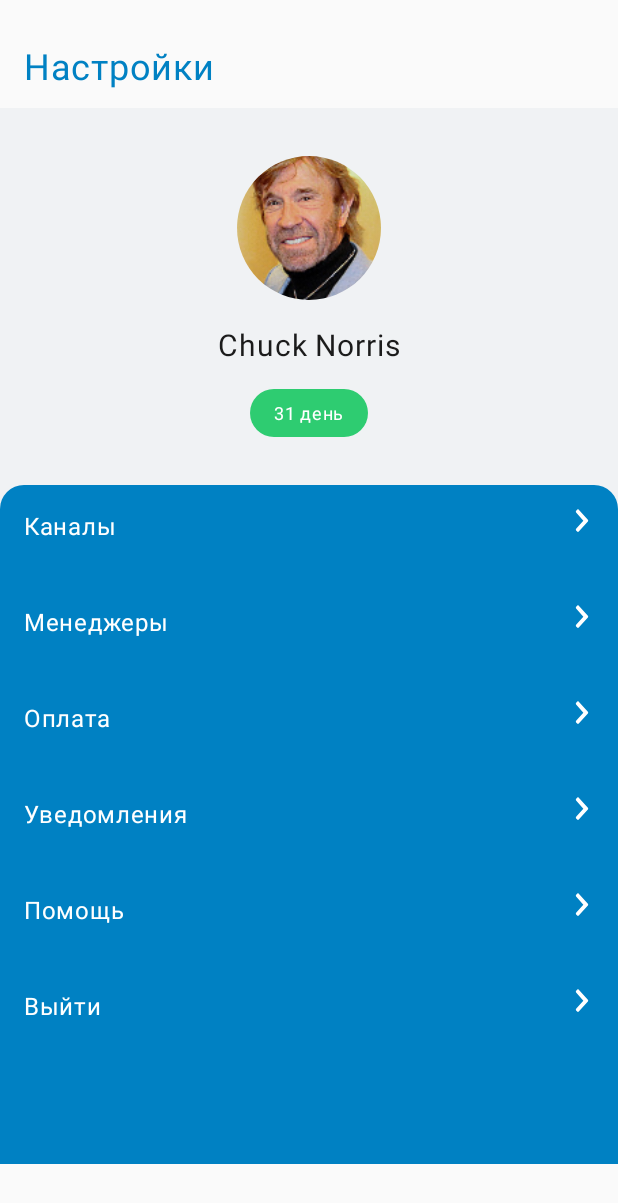
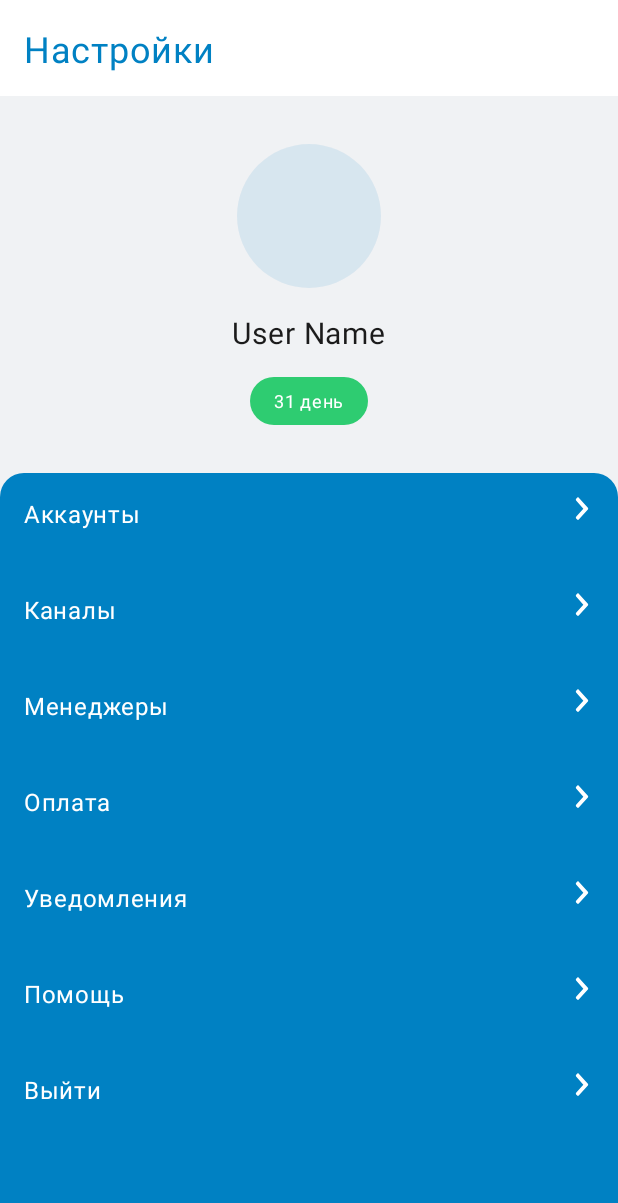
Before and after one commit to aaevseev/ColibriPost, an Android app: the fragment SettingsFragment placed in its activity, on a phone screen of 412 x 824 dp. Shown: the top 1203 px of the screen. Run offline under Robolectric (Android 15) with nearby library versions, the phone set to English and light mode, and no system bars; pictures from the network do not load.

Commit message:
Сделал CoordinatorLayout OnItemClickListener перенес в адаптер Добавил binding в SettingsAdapter

```diff
--- a/app/src/main/java/ru/teamdroid/colibripost/common/Extension.kt
+++ /dev/null
@@ -1,25 +0,0 @@
-package ru.teamdroid.colibripost.common
-
-import android.view.View
-import androidx.recyclerview.widget.RecyclerView
-
-interface OnItemClickListener {
-    fun onItemClicked(position: Int)
-}
-
-fun RecyclerView.addOnItemClickListener(onClickListener: OnItemClickListener) {
-    this.addOnChildAttachStateChangeListener(object :
-        RecyclerView.OnChildAttachStateChangeListener {
-        override fun onChildViewDetachedFromWindow(view: View) {
-            view.setOnClickListener(null)
-        }
-
-        override fun onChildViewAttachedToWindow(view: View) {
-            val holder = getChildViewHolder(view)
-            view.setOnClickListener {
-                onClickListener.onItemClicked(holder.adapterPosition)
-            }
-        }
-
-    })
-}
--- a/app/src/main/java/ru/teamdroid/colibripost/presentation/ui/settings/SettingsAdapter.kt
+++ b/app/src/main/java/ru/teamdroid/colibripost/presentation/ui/settings/SettingsAdapter.kt
@@ -1,26 +1,30 @@
 package ru.teamdroid.colibripost.presentation.ui.settings
 
 import android.view.LayoutInflater
-import android.view.View
 import android.view.ViewGroup
 import androidx.recyclerview.widget.RecyclerView
-import kotlinx.android.synthetic.main.item_setting_menu.view.*
-import ru.teamdroid.colibripost.R
+import ru.teamdroid.colibripost.databinding.ItemSettingMenuBinding
 
-class SettingsAdapter : RecyclerView.Adapter<SettingsAdapter.SettingsMenuViewHolder>() {
+class SettingsAdapter(var onItemClickListener: (position: Int) -> Unit) :
+    RecyclerView.Adapter<SettingsAdapter.SettingsMenuViewHolder>() {
+
+    private var _binding: ItemSettingMenuBinding? = null
+    private val binding: ItemSettingMenuBinding
+        get() = _binding!!
 
     private val items = arrayListOf<String>()
 
     override fun getItemCount() = items.size
 
     override fun onCreateViewHolder(parent: ViewGroup, viewType: Int): SettingsMenuViewHolder {
-        val view =
-            LayoutInflater.from(parent.context).inflate(R.layout.item_setting_menu, parent, false)
-        return SettingsMenuViewHolder(view)
+        _binding =
+            ItemSettingMenuBinding.inflate(LayoutInflater.from(parent.context), parent, false)
+        return SettingsMenuViewHolder(binding)
     }
 
     override fun onBindViewHolder(holder: SettingsMenuViewHolder, position: Int) {
-        holder.itemView.tv_item_settings_menu_name.text = items[position]
+        binding.root.setOnClickListener { onItemClickListener.invoke(position) }
+        binding.tvItemSettingsMenuName.text = items[position]
     }
 
     fun addItem(menu: Array<String>) {
@@ -28,5 +32,11 @@ class SettingsAdapter : RecyclerView.Adapter<SettingsAdapter.SettingsMenuViewHol
         items.addAll(menu)
     }
 
-    class SettingsMenuViewHolder(view: View) : RecyclerView.ViewHolder(view)
+    override fun onDetachedFromRecyclerView(recyclerView: RecyclerView) {
+        super.onDetachedFromRecyclerView(recyclerView)
+        _binding = null
+    }
+
+    inner class SettingsMenuViewHolder(binding: ItemSettingMenuBinding) :
+        RecyclerView.ViewHolder(binding.root)
 }
--- a/app/src/main/java/ru/teamdroid/colibripost/presentation/ui/settings/SettingsFragment.kt
+++ b/app/src/main/java/ru/teamdroid/colibripost/presentation/ui/settings/SettingsFragment.kt
@@ -10,18 +10,18 @@ import android.widget.Toast
 import androidx.recyclerview.widget.LinearLayoutManager
 import com.bumptech.glide.Glide
 import ru.teamdroid.colibripost.R
-import ru.teamdroid.colibripost.common.OnItemClickListener
-import ru.teamdroid.colibripost.common.addOnItemClickListener
 import ru.teamdroid.colibripost.databinding.FragmentSettingsBinding
 
 class SettingsFragment : Fragment() {
 
+    private val userName = "User Name"
+    private val userSubscription = 31
+    private val userImage =
+        "https://i.pinimg.com/474x/93/42/ac/9342acf190a62b5f03e6d78e2e79c43b.jpg"
+
     private var _binding: FragmentSettingsBinding? = null
     private val binding: FragmentSettingsBinding
         get() = _binding!!
-
-    private val userName = "Chuck Norris"
-    private val userSubscription = 31
 
     private lateinit var settingsAdapter: SettingsAdapter
 
@@ -32,16 +32,14 @@ class SettingsFragment : Fragment() {
     ): View? {
         _binding = FragmentSettingsBinding.inflate(inflater, container, false)
 
-        settingsAdapter = SettingsAdapter()
+        settingsAdapter = SettingsAdapter(onItemClickListener = {
+            Toast.makeText(activity, "Pressed menu $it", Toast.LENGTH_SHORT).show()
+        })
+
         settingsAdapter.addItem(requireActivity().resources.getStringArray(R.array.settings_menu))
         with(binding.rvSettingsMenu) {
             layoutManager = LinearLayoutManager(activity, LinearLayoutManager.VERTICAL, false)
             adapter = settingsAdapter
-            addOnItemClickListener(object : OnItemClickListener {
-                override fun onItemClicked(position: Int) {
-                    Toast.makeText(activity, "Pressed menu $position", Toast.LENGTH_SHORT).show()
-                }
-            })
         }
 
         return binding.root
@@ -51,7 +49,7 @@ class SettingsFragment : Fragment() {
         super.onViewCreated(view, savedInstanceState)
 
         Glide.with(this)
-            .load(R.drawable.chuck_norris)
+            .load(userImage)
             .placeholder(R.drawable.user_image_placeholder)
             .fitCenter()
             .circleCrop()
--- /dev/null
+++ b/app/src/main/res/drawable/ic_account.xml
@@ -0,0 +1,11 @@
+<?xml version="1.0" encoding="utf-8"?>
+<vector xmlns:android="http://schemas.android.com/apk/res/android"
+    android:width="24dp"
+    android:height="24dp"
+    android:viewportWidth="24"
+    android:viewportHeight="24">
+
+    <path
+        android:fillColor="@android:color/white"
+        android:pathData="M11.2394 10.8953C10.2108 10.8953 9.71618 11.4688 8.02812 11.4688C6.34007 11.4688 5.84906 10.8953 4.81687 10.8953C2.15756 10.8953 0 13.0529 0 15.7122V16.6297C0 17.5794 0.770557 18.35 1.72031 18.35H14.3359C15.2857 18.35 16.0562 17.5794 16.0562 16.6297V15.7122C16.0562 13.0529 13.8987 10.8953 11.2394 10.8953ZM14.3359 16.6297H1.72031V15.7122C1.72031 14.0062 3.1109 12.6156 4.81687 12.6156C5.34014 12.6156 6.18954 13.1891 8.02812 13.1891C9.88104 13.1891 10.7125 12.6156 11.2394 12.6156C12.9454 12.6156 14.3359 14.0062 14.3359 15.7122V16.6297ZM8.02812 10.3219C10.8774 10.3219 13.1891 8.01021 13.1891 5.16094C13.1891 2.31167 10.8774 0 8.02812 0C5.17886 0 2.86719 2.31167 2.86719 5.16094C2.86719 8.01021 5.17886 10.3219 8.02812 10.3219ZM8.02812 1.72031C9.92405 1.72031 11.4688 3.26501 11.4688 5.16094C11.4688 7.05687 9.92405 8.60156 8.02812 8.60156C6.1322 8.60156 4.5875 7.05687 4.5875 5.16094C4.5875 3.26501 6.1322 1.72031 8.02812 1.72031Z" />
+</vector>
--- a/app/src/main/res/layout/fragment_settings.xml
+++ b/app/src/main/res/layout/fragment_settings.xml
@@ -1,21 +1,22 @@
 <?xml version="1.0" encoding="utf-8"?>
-<androidx.constraintlayout.widget.ConstraintLayout xmlns:android="http://schemas.android.com/apk/res/android"
+<androidx.coordinatorlayout.widget.CoordinatorLayout xmlns:android="http://schemas.android.com/apk/res/android"
     xmlns:app="http://schemas.android.com/apk/res-auto"
     xmlns:tools="http://schemas.android.com/tools"
     android:layout_width="match_parent"
     android:layout_height="match_parent"
+    android:fitsSystemWindows="true"
     tools:context=".presentation.ui.settings.SettingsFragment">
 
-    <com.google.android.material.textview.MaterialTextView
-        android:id="@+id/tv_settings_fragment_title"
-        style="@style/fragmentTitleStyle"
-        android:layout_marginStart="@dimen/margin_normal"
-        android:layout_marginTop="@dimen/margin_normal"
-        android:gravity="center_vertical"
-        android:lineSpacingExtra="3sp"
-        android:text="@string/settings_fragment_title"
-        app:layout_constraintStart_toStartOf="parent"
-        app:layout_constraintTop_toTopOf="parent" />
+    <com.google.android.material.appbar.AppBarLayout
+        android:layout_width="match_parent"
+        android:layout_height="wrap_content"
+        android:fitsSystemWindows="true">
+
+        <com.google.android.material.appbar.CollapsingToolbarLayout
+            android:layout_width="match_parent"
+            android:layout_height="match_parent"
+            app:layout_scrollFlags="scroll|exitUntilCollapsed"
+            android:fitsSystemWindows="true">
 
             <LinearLayout
                 android:id="@+id/layout_user_info"
@@ -23,7 +24,19 @@
                 android:layout_height="wrap_content"
                 android:background="@color/user_info_background_color"
                 android:orientation="vertical"
+                app:layout_collapseMode="parallax"
                 app:layout_constraintTop_toBottomOf="@+id/tv_settings_fragment_title">
+
+                <com.google.android.material.textview.MaterialTextView
+                    android:id="@+id/tv_settings_fragment_title"
+                    style="@style/fragmentTitleStyle"
+                    android:paddingStart="@dimen/margin_normal"
+                    android:paddingTop="@dimen/margin_normal"
+                    android:paddingBottom="@dimen/margin_normal"
+                    android:gravity="center_vertical"
+                    android:lineSpacingExtra="3sp"
+                    app:layout_collapseMode="pin"
+                    android:text="@string/settings_fragment_title" />
 
                 <ImageView
                     android:id="@+id/iv_user_image"
@@ -58,15 +71,16 @@
                     android:paddingEnd="@dimen/margin_normal"
                     tools:text="31 день" />
             </LinearLayout>
+        </com.google.android.material.appbar.CollapsingToolbarLayout>
+    </com.google.android.material.appbar.AppBarLayout>
 
     <androidx.recyclerview.widget.RecyclerView
         android:id="@+id/rv_settings_menu"
         android:layout_width="match_parent"
-        android:layout_height="0dp"
-        android:layout_marginBottom="@dimen/margin_large"
+        android:layout_height="match_parent"
+        android:layout_marginBottom="@dimen/margin_extra_large"
+        android:layout_marginTop="@dimen/negative_translation"
         android:background="@drawable/settings_menu_background"
-        android:translationY="@dimen/negative_translation"
-        app:layout_constraintBottom_toBottomOf="parent"
-        app:layout_constraintTop_toBottomOf="@+id/layout_user_info"
+        app:layout_behavior="@string/appbar_scrolling_view_behavior"
         tools:listitem="@layout/item_setting_menu" />
-</androidx.constraintlayout.widget.ConstraintLayout>
+</androidx.coordinatorlayout.widget.CoordinatorLayout>
--- a/app/src/main/res/layout/item_setting_menu.xml
+++ b/app/src/main/res/layout/item_setting_menu.xml
@@ -4,7 +4,7 @@
     android:layout_height="@dimen/settings_menu_item_height"
     xmlns:tools="http://schemas.android.com/tools"
     xmlns:app="http://schemas.android.com/apk/res-auto"
-    android:orientation="horizontal">
+    android:background="?selectableItemBackground">
 
     <com.google.android.material.textview.MaterialTextView
         android:id="@+id/tv_item_settings_menu_name"
--- a/app/src/main/res/values/dimens.xml
+++ b/app/src/main/res/values/dimens.xml
@@ -1,5 +1,6 @@
 <?xml version="1.0" encoding="utf-8"?>
 <resources>
+    <dimen name="margin_small">8dp</dimen>
     <dimen name="margin_normal">16dp</dimen>
     <dimen name="margin_large">32dp</dimen>
     <dimen name="margin_extra_large">48dp</dimen>
--- a/app/src/main/res/values/strings.xml
+++ b/app/src/main/res/values/strings.xml
@@ -7,6 +7,7 @@
     <string name="user_image_description">User photo</string>
 
     <string-array name="settings_menu">
+        <item>Аккаунты</item>
         <item>Каналы</item>
         <item>Менеджеры</item>
         <item>Оплата</item>
--- a/app/src/main/res/values/styles.xml
+++ b/app/src/main/res/values/styles.xml
@@ -9,9 +9,9 @@
     </style>
 
     <style name="fragmentTitleStyle">
-        <item name="android:layout_width">0dp</item>
-        <item name="android:layout_height">?attr/actionBarSize</item>
-        <item name="android:background">@null</item>
+        <item name="android:layout_width">match_parent</item>
+        <item name="android:layout_height">64dp</item>
+        <item name="android:background">@android:color/white</item>
         <item name="android:textColor">@color/fragment_title_color</item>
         <item name="android:textSize">@dimen/fragment_title_text_size</item>
         <item name="android:letterSpacing">0.02</item>
```
Also changed, not shown: app/src/main/res/drawable/chuck_norris.jpg (deleted). Lines whose indentation alone changed are shown as unchanged.
